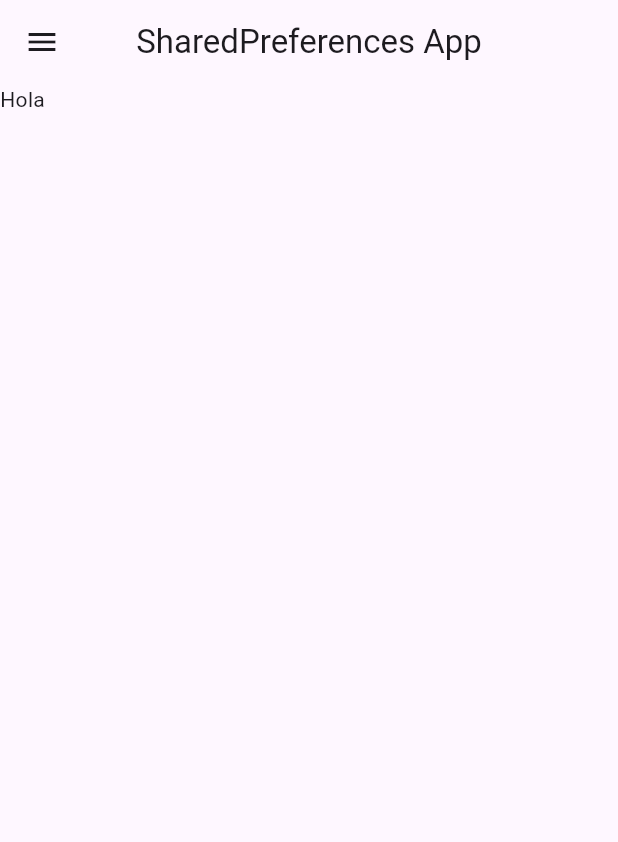
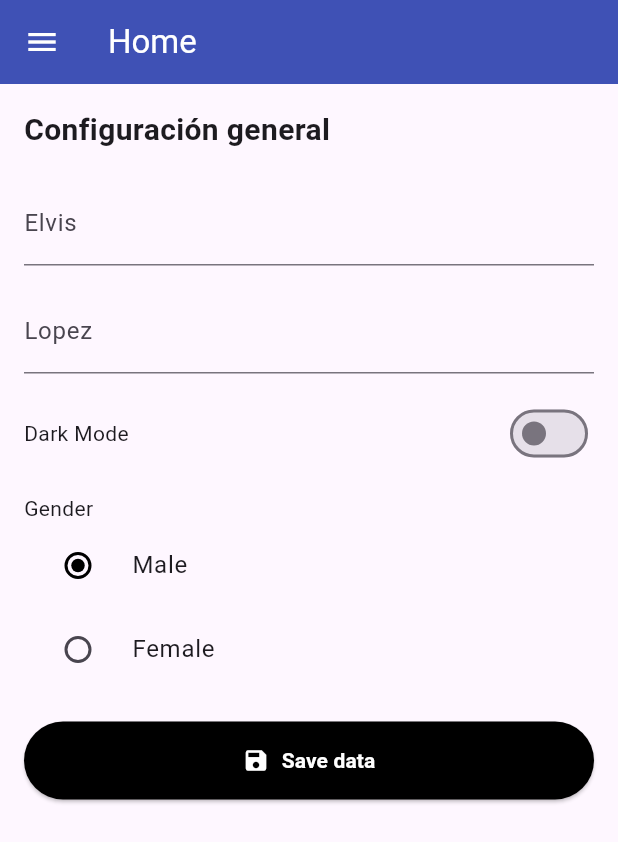
Before and after one commit to 202101215K/sharepreferens, a Flutter app: the screen it shows after launch, on a phone screen of 412 x 824 dp. Shown: the top 842 px of the screen. Run offline on Flutter 3.47's test engine with Material 3 defaults, Android fonts, the phone set to English and light mode, and no system bars.

Commit message:
HomeCompleto

```diff
--- a/lib/pages/Home_page.dart
+++ b/lib/pages/Home_page.dart
@@ -7,8 +7,9 @@ class HomePage extends StatelessWidget {
   Widget build(BuildContext context) {
     return Scaffold(
       appBar: AppBar(
-        title: Text("SharedPreferences App"),
-        centerTitle: true,
+        title: const Text("Home"),
+        backgroundColor: const Color(0xFF3F51B5),
+        foregroundColor: Colors.white,
       ),
       drawer: Drawer(
         child: Column(
@@ -30,47 +31,133 @@ class HomePage extends StatelessWidget {
                     CircleAvatar(
                       radius: 30.0,
                       backgroundColor: Colors.amber,
-                      backgroundImage: NetworkImage("https://images.pexels.com/photos/2413089/pexels-photo-2413089.jpeg?auto=compress&cs=tinysrgb&w=1260&h=750&dpr=1"),
+                      backgroundImage: NetworkImage(
+                          "https://images.pexels.com/photos/2413089/pexels-photo-2413089.jpeg?auto=compress&cs=tinysrgb&w=1260&h=750&dpr=1"),
                     ),
-                    Text("Leonel messi", style: TextStyle(color: Colors.white,
-                    fontSize: 16.0,fontWeight: FontWeight.bold),
+                    Text(
+                      "Leonel messi",
+                      style: TextStyle(
+                          color: Colors.white,
+                          fontSize: 16.0,
+                          fontWeight: FontWeight.bold),
                     ),
-                    Text("Administrador", style: TextStyle(color: Colors.white,
-                    fontSize: 16.0,fontWeight: FontWeight.w400),
+                    Text(
+                      "Administrador",
+                      style: TextStyle(
+                          color: Colors.white,
+                          fontSize: 16.0,
+                          fontWeight: FontWeight.w400),
                     ),
-
                   ],
                 ),
-
               ),
-
             ),
             ListTile(
               leading: Icon(Icons.person),
               title: Text("Myprofile"),
-          onTap: (){},
+              onTap: () {},
             ),
             ListTile(
               leading: Icon(Icons.work),
               title: Text("Portfolio"),
-          onTap: (){},
+              onTap: () {},
             ),
             ListTile(
               leading: Icon(Icons.lock),
               title: Text("Change password"),
-          onTap: (){},
+              onTap: () {},
             ),
-          Divider(height: 30.0,),
+            Divider(
+              height: 30.0,
+            ),
             ListTile(
               leading: Icon(Icons.logout_outlined),
               title: Text("Logout"),
-          onTap: (){},
+              onTap: () {},
             ),
           ],
         ),
       ),
-      body: Column(
-        children: [Text("Hola")],
+      body: Padding(
+        padding: const EdgeInsets.all(16.0),
+        child: Column(
+          crossAxisAlignment: CrossAxisAlignment.start,
+          children: [
+            const Text(
+              'Configuración general',
+              style: TextStyle(
+                fontSize: 20,
+                fontWeight: FontWeight.bold,
+              ),
+            ),
+            const SizedBox(height: 20),
+            const TextField(
+              decoration: InputDecoration(
+                labelText: 'Elvis'
+              ),
+            ),
+            const SizedBox(height: 16),
+            const TextField(
+              decoration: InputDecoration(
+                labelText: 'Lopez'
+              ),
+            ),
+            const SizedBox(height: 16),
+            Row(
+              mainAxisAlignment: MainAxisAlignment.spaceBetween,
+              children: [
+                const Text('Dark Mode'),
+                Switch(
+                  value: false,
+                  activeColor: Colors.black,
+                  onChanged: (value) {
+
+                  },
+                ),
+              ],
+            ),
+            const SizedBox(height: 16),
+            const Text('Gender'),
+            RadioListTile(
+              title: const Text('Male'),
+              value: 'male',
+              groupValue: 'male',
+              activeColor: Colors.black,
+              onChanged: (value) {},
+            ),
+            RadioListTile(
+              title: const Text('Female'),
+              value: 'female',
+              groupValue: 'male',
+              activeColor: Colors.black,
+              onChanged: (value) {
+
+              },
+            ),
+            const SizedBox(height: 20),
+            SizedBox(
+              width: double.infinity,
+              child: ElevatedButton.icon(
+                style: ElevatedButton.styleFrom(
+                  backgroundColor: Colors.black,
+                  disabledBackgroundColor: Colors.black,
+                  padding: const EdgeInsets.symmetric(vertical: 16),
+                ),
+                onPressed: (){
+
+                },
+                icon: const Icon(Icons.save, color: Colors.white),
+                label: const Text(
+                  'Save data',
+                  style: TextStyle(
+                    color: Colors.white,
+                    fontWeight: FontWeight.bold,
+                  ),
+                ),
+              ),
+            ),
+          ],
+        ),
       ),
     );
   }
```
Lines whose indentation alone changed are shown as unchanged.
